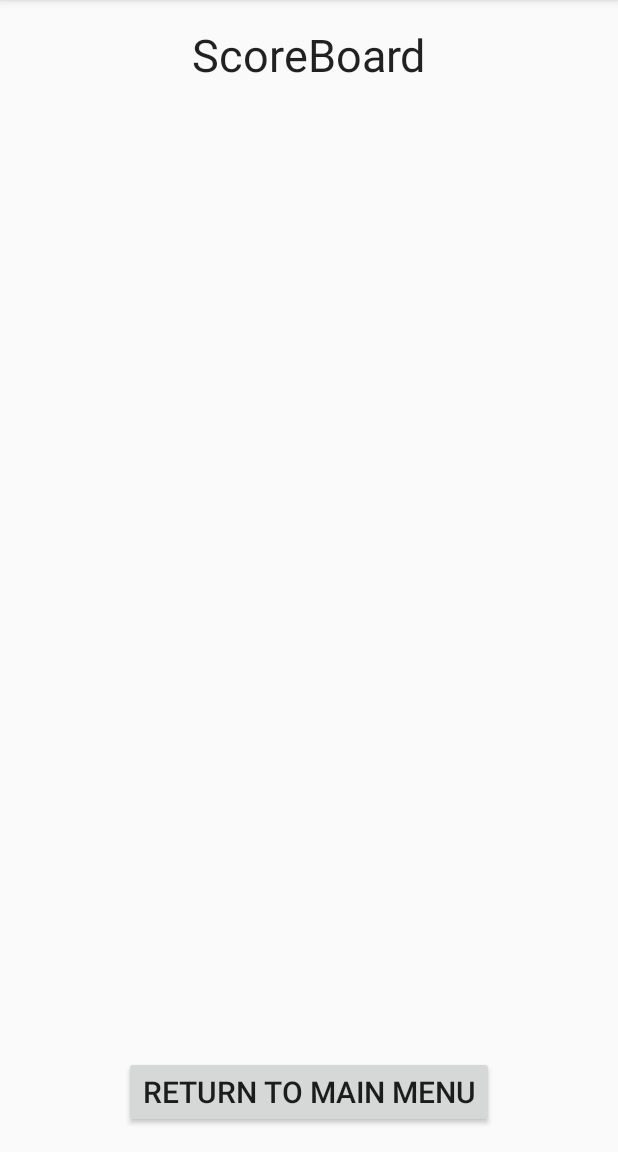
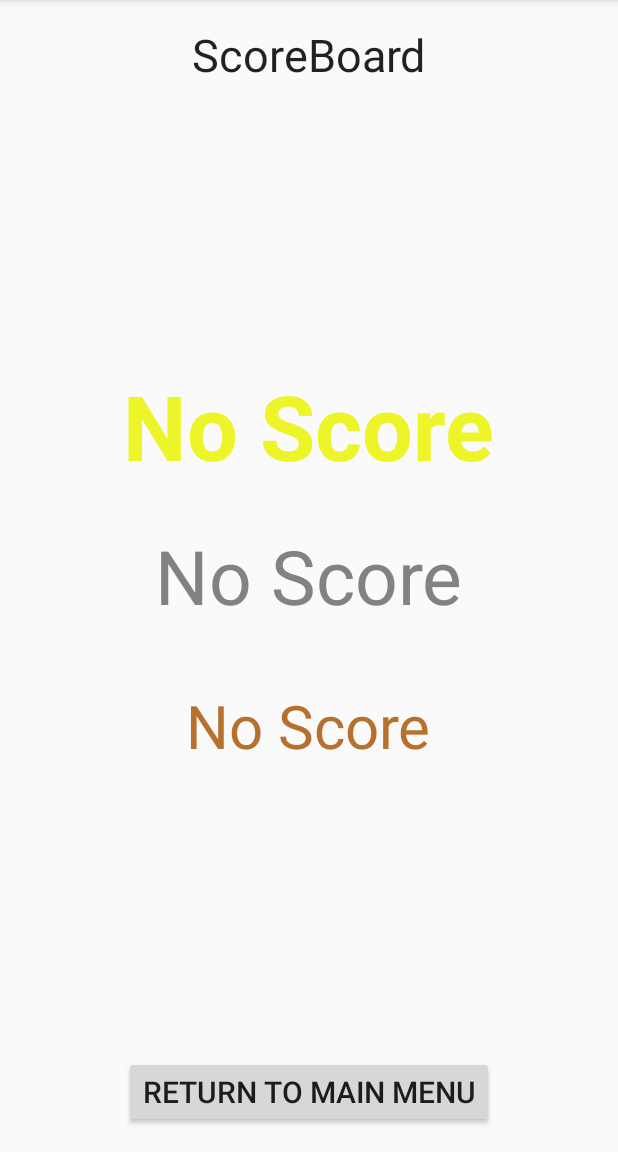
Before and after one commit to Boomies/SnakeAndroid, an Android app: the ScoreBoard screen opened directly, with no data from a screen before it, on a phone screen of 412 x 824 dp, the part 84-1236 px from its top. Run offline under Robolectric (Android 15) with nearby library versions, the light colour scheme and no system bars; 1 statement that could not run was skipped.

Commit message:
Forgot something...

```diff
--- a/app/src/main/res/layout/activity_score_board.xml
+++ b/app/src/main/res/layout/activity_score_board.xml
@@ -49,7 +49,8 @@
             android:layout_marginBottom="100dp"
             android:textColor="#d7eaf200"
             android:textSize="60dp"
-            android:textStyle="bold" />
+            android:textStyle="bold"
+            android:text="@string/no_score" />
 
         <TextView
             android:layout_width="wrap_content"
@@ -59,7 +60,8 @@
             android:layout_gravity="center"
             android:textSize="50dp"
             android:layout_marginBottom="0dp"
-            android:textColor="#828282" />
+            android:textColor="#828282"
+            android:text="@string/no_score" />
 
         <TextView
             android:layout_width="wrap_content"
@@ -69,7 +71,8 @@
             android:layout_gravity="center"
             android:textSize="40dp"
             android:layout_marginBottom="-100dp"
-            android:textColor="#b7712f" />
+            android:textColor="#b7712f"
+            android:text="@string/no_score" />
     </FrameLayout>
 
 </RelativeLayout>
--- a/app/src/main/res/values/strings.xml
+++ b/app/src/main/res/values/strings.xml
@@ -1,3 +1,4 @@
 <resources>
     <string name="app_name">Snake Android</string>
+    <string name="no_score">No Score</string>
 </resources>
```
